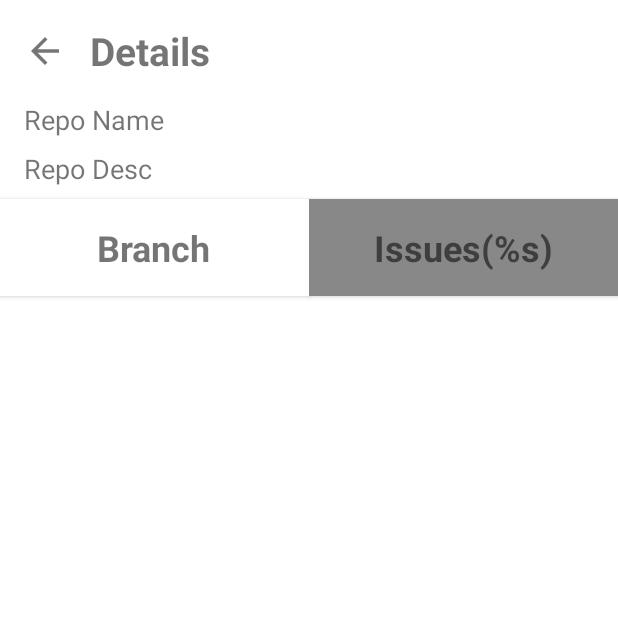
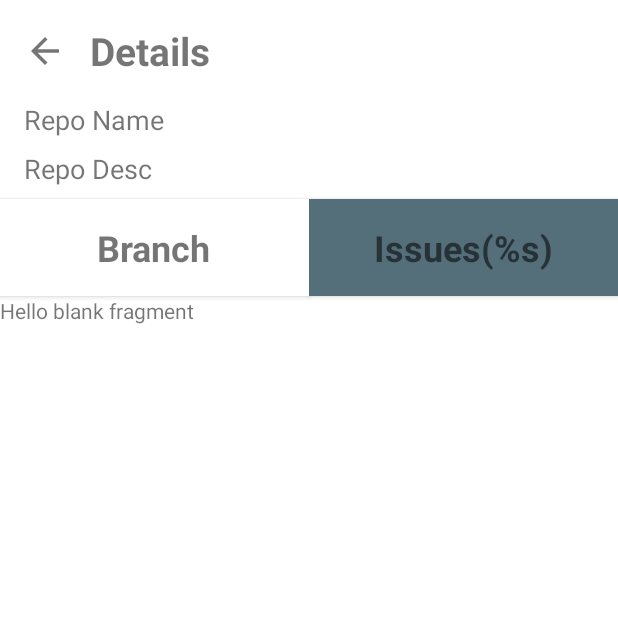
Before and after one commit to Thre4dripper/GithubBrowser-AndroidApp, an Android app: the BranchesFragment screen opened directly, with no data from a screen before it, after a tap on "Issues(%s)", on a phone screen of 412 x 824 dp, the top half of it. Run offline under Robolectric (Android 15) with nearby library versions, the phone set to English and light mode, and no system bars; our stand-ins replace data binding; 4 statements that could not run were skipped; 1 other tap on this screen came first.

Commit message:
optimized API call for branches list and fixed bug in IssuesFragment transaction

```diff
--- a/app/src/main/java/com/example/githubbrowser/Activities/AddRepoActivity.kt
+++ b/app/src/main/java/com/example/githubbrowser/Activities/AddRepoActivity.kt
@@ -6,14 +6,12 @@ import android.net.ConnectivityManager
 import android.net.NetworkCapabilities
 import android.os.Build
 import android.os.Bundle
-import android.widget.ProgressBar
 import android.widget.Toast
 import androidx.appcompat.app.AppCompatActivity
 import androidx.databinding.DataBindingUtil
 import com.example.githubbrowser.R
 import com.example.githubbrowser.ViewModels.HomeViewModel
 import com.example.githubbrowser.databinding.ActivityAddRepoBinding
-import com.google.android.material.dialog.MaterialAlertDialogBuilder
 import kotlinx.coroutines.CoroutineScope
 import kotlinx.coroutines.Dispatchers
 import kotlinx.coroutines.async
--- a/app/src/main/java/com/example/githubbrowser/Activities/DetailActivity.kt
+++ b/app/src/main/java/com/example/githubbrowser/Activities/DetailActivity.kt
@@ -5,7 +5,9 @@ import android.os.Bundle
 import android.text.Html
 import androidx.appcompat.app.AppCompatActivity
 import androidx.databinding.DataBindingUtil
+import androidx.fragment.app.Fragment
 import com.example.githubbrowser.Fragments.BranchesFragment
+import com.example.githubbrowser.Fragments.IssuesFragment
 import com.example.githubbrowser.R
 import com.example.githubbrowser.ViewModels.HomeViewModel
 import com.example.githubbrowser.databinding.ActivityDetailBinding
@@ -13,7 +15,7 @@ import com.example.githubbrowser.databinding.ActivityDetailBinding
 class DetailActivity : AppCompatActivity() {
     private lateinit var binding: ActivityDetailBinding
 
-    private var selectedColor = Color.GRAY
+    private var selectedColor = Color.parseColor("#546E7A")
     private var unSelectedColor = Color.WHITE
 
     override fun onCreate(savedInstanceState: Bundle?) {
@@ -49,7 +51,7 @@ class DetailActivity : AppCompatActivity() {
 
     /**============================================== METHOD FOR FRAGMENT TRANSACTIONS ==========================================**/
     private fun setFragments(index: Int) {
-        var fragment = BranchesFragment(index)
+        var fragment: Fragment = BranchesFragment(index)
         supportFragmentManager.beginTransaction().replace(R.id.branch_frame_layout, fragment)
             .commit()
 
@@ -65,7 +67,7 @@ class DetailActivity : AppCompatActivity() {
         }
 
         binding.detailsIssuesCardView.setOnClickListener {
-            fragment = BranchesFragment(index)
+            fragment = IssuesFragment(index)
             supportFragmentManager.beginTransaction().replace(R.id.branch_frame_layout, fragment)
                 .commit()
 
--- a/app/src/main/java/com/example/githubbrowser/Fragments/BranchesFragment.kt
+++ b/app/src/main/java/com/example/githubbrowser/Fragments/BranchesFragment.kt
@@ -2,6 +2,7 @@ package com.example.githubbrowser.Fragments
 
 import android.app.Activity
 import android.os.Bundle
+import android.util.Log
 import android.view.LayoutInflater
 import android.view.View
 import android.view.ViewGroup
@@ -22,6 +23,7 @@ import kotlinx.coroutines.launch
 
 class BranchesFragment(private val index: Int) : Fragment() {
 
+    private val TAG = "BranchesFragment"
     private lateinit var binding: FragmentBranchesBinding
     override fun onCreateView(
         inflater: LayoutInflater, container: ViewGroup?,
@@ -35,6 +37,25 @@ class BranchesFragment(private val index: Int) : Fragment() {
     override fun onViewCreated(view: View, savedInstanceState: Bundle?) {
         super.onViewCreated(view, savedInstanceState)
 
+        getBranches(index)
+    }
+
+    private fun getBranches(index: Int) = CoroutineScope(Dispatchers.Main).launch {
+
+        //API is only called first time
+        if (BranchesViewModel.branchesList.size == 0) {
+            //sending api call
+            val task = async(Dispatchers.IO) {
+                BranchesViewModel.getBranchesList(
+                    HomeViewModel.reposList[index].repoOwner,
+                    HomeViewModel.reposList[index].repoName
+                )
+            }
+
+            //getting response
+            task.await()
+        }
+
         binding.branchRv.layoutManager = LinearLayoutManager(requireContext() as Activity)
         binding.branchRv.addItemDecoration(
             DividerItemDecoration(
@@ -42,25 +63,9 @@ class BranchesFragment(private val index: Int) : Fragment() {
                 LinearLayout.VERTICAL
             )
         )
+
         BranchesViewModel.adapter =
             BranchesRecyclerAdapter(BranchesViewModel.branchesList)
-
-        if (BranchesViewModel.branchesList.size == 0)
-            getBranches(index)
-    }
-
-    private fun getBranches(index: Int) = CoroutineScope(Dispatchers.Main).launch {
-        //sending api call
-        val task = async(Dispatchers.IO) {
-            BranchesViewModel.getBranchesList(
-                HomeViewModel.reposList[index].repoOwner,
-                HomeViewModel.reposList[index].repoName
-            )
-        }
-        //getting response
-        task.await()
-
         binding.branchRv.adapter = BranchesViewModel.adapter
-        //     BranchFragmentViewModel.adapter.notifyDataSetChanged()
     }
 }
--- a/app/src/main/java/com/example/githubbrowser/Fragments/IssuesFragment.kt
+++ b/app/src/main/java/com/example/githubbrowser/Fragments/IssuesFragment.kt
@@ -5,16 +5,21 @@ import androidx.fragment.app.Fragment
 import android.view.LayoutInflater
 import android.view.View
 import android.view.ViewGroup
+import androidx.databinding.DataBindingUtil
 import com.example.githubbrowser.R
+import com.example.githubbrowser.databinding.FragmentBranchesBinding
+import com.example.githubbrowser.databinding.FragmentIssuesBinding
 
-class IssuesFragment : Fragment() {
+class IssuesFragment(private var Index: Int) : Fragment() {
 
+    private lateinit var binding: FragmentIssuesBinding
 
     override fun onCreateView(
         inflater: LayoutInflater, container: ViewGroup?,
         savedInstanceState: Bundle?
-    ): View? {
+    ): View {
         // Inflate the layout for this fragment
-        return inflater.inflate(R.layout.fragment_issues, container, false)
+        binding = DataBindingUtil.inflate(inflater, R.layout.fragment_issues, container, false)
+        return binding.root
     }
 }
```
